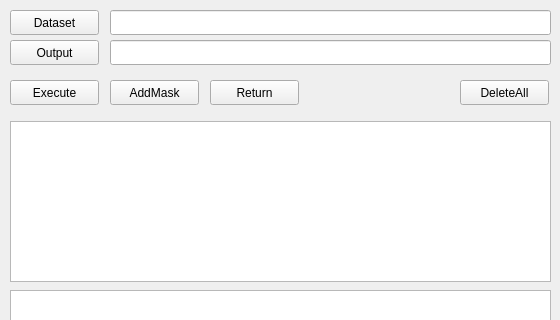
Before: the Qt Designer form gui/pages/labelToolPage.ui in jacv050/dataset-tools, drawn with Qt 5; both pictures show x 0 to 560 and y 0 to 320 of the 560 by 507 pixel window.
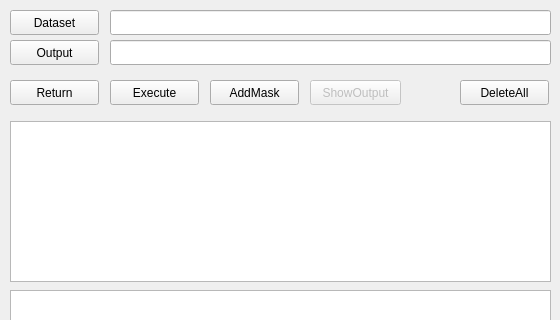
After: the same form once the commit is applied.

Commit message: Renamed ImageViewDialog and added button in labelTool to show output

Diff of the .ui file:
```diff
--- a/gui/pages/labelToolPage.ui
+++ b/gui/pages/labelToolPage.ui
@@ -42,7 +42,7 @@
   <widget class="QPushButton" name="pbReturnMainPage">
    <property name="geometry">
     <rect>
-     <x>210</x>
+     <x>10</x>
      <y>80</y>
      <width>89</width>
      <height>25</height>
@@ -81,7 +81,7 @@
   <widget class="QPushButton" name="pbExecute">
    <property name="geometry">
     <rect>
-     <x>10</x>
+     <x>110</x>
      <y>80</y>
      <width>89</width>
      <height>25</height>
@@ -107,7 +107,7 @@
   <widget class="QPushButton" name="pbAddMask">
    <property name="geometry">
     <rect>
-     <x>110</x>
+     <x>210</x>
      <y>80</y>
      <width>89</width>
      <height>25</height>
@@ -140,6 +140,22 @@
     <string>DeleteAll</string>
    </property>
   </widget>
+  <widget class="QPushButton" name="pbShowOutput">
+   <property name="enabled">
+    <bool>false</bool>
+   </property>
+   <property name="geometry">
+    <rect>
+     <x>310</x>
+     <y>80</y>
+     <width>91</width>
+     <height>25</height>
+    </rect>
+   </property>
+   <property name="text">
+    <string>ShowOutput</string>
+   </property>
+  </widget>
  </widget>
  <resources/>
  <connections/>
```
The commit also changes 4 other files.
